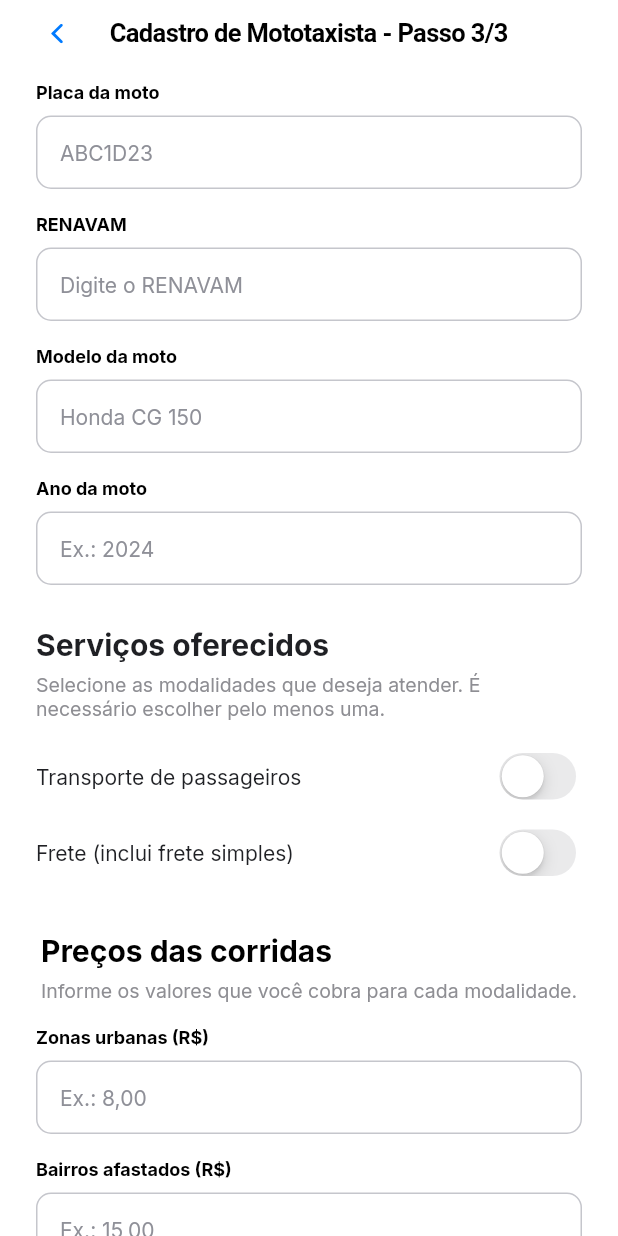
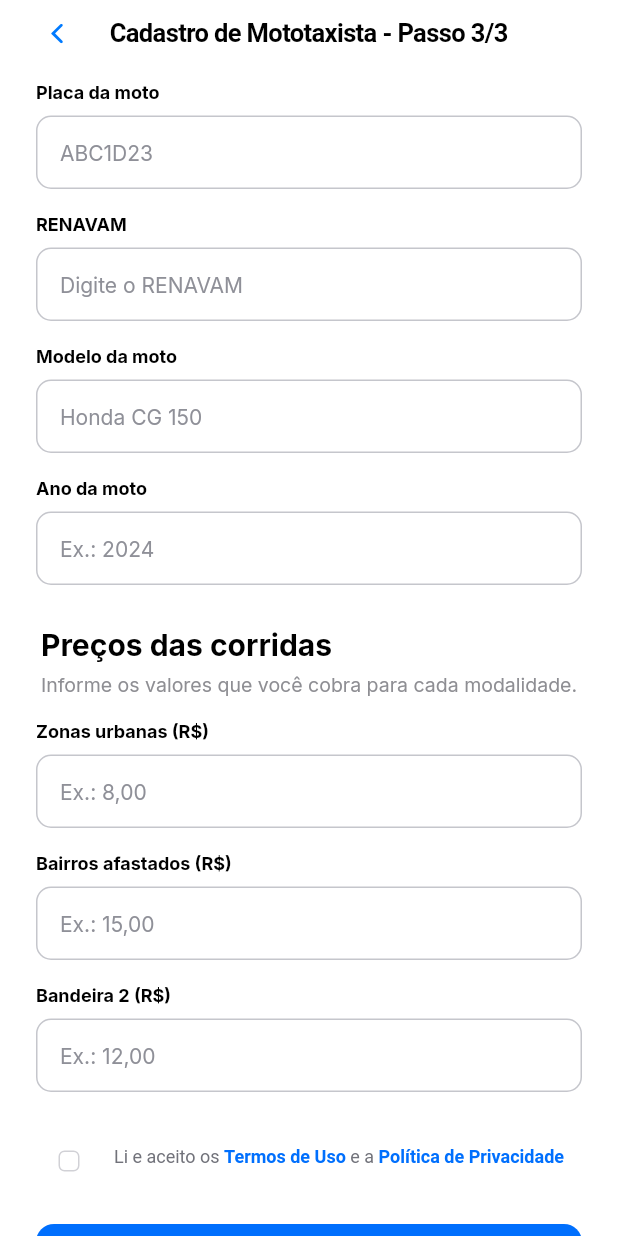
Before and after one commit to josevictoraraujorojas/route_pires_flutter, a Flutter app: the CadastroMototaxista3Page screen opened directly, on a phone screen of 412 x 824 dp. Run offline on Flutter 3.47's test engine with Material 3 defaults, Android fonts, the phone set to English and light mode, and no system bars; our stand-ins replace connectivity_plus, dio, firebase_core, firebase_messaging, flutter_local_notifications, flutter_secure_storage and 6 more; missing offline and left inert: dart:js_interop, google_navigation_flutter; accounts and stored records are empty.

Commit message:
refactor: remover seleção de serviços do passo 3 do cadastro

```diff
--- a/lib/views/cadastro_mototaxista_3_page.dart
+++ b/lib/views/cadastro_mototaxista_3_page.dart
@@ -2,7 +2,6 @@ import 'package:flutter/cupertino.dart';
 import 'package:provider/provider.dart';
 import 'package:route_pires_flutter/viewmodel/mototaxista_viewmodel.dart';
 import 'package:route_pires_flutter/views/campo_formulario.dart';
-import 'package:route_pires_flutter/views/seletor_servicos.dart';
 import 'package:route_pires_flutter/views/termos_de_uso.dart';
 
 class CadastroMototaxista3Page extends StatefulWidget {
@@ -26,7 +25,6 @@ class _CadastroMototaxista3PageState extends State<CadastroMototaxista3Page> {
   final _precoBandeira2Controller = TextEditingController();
 
   bool aceitouTermos = false;
-  Set<String> _servicosSelecionados = <String>{};
 
   @override
   void initState() {
@@ -45,7 +43,6 @@ class _CadastroMototaxista3PageState extends State<CadastroMototaxista3Page> {
     _precoBandeira2Controller.text = rascunho.precoBandeira2;
 
     aceitouTermos = rascunho.aceitouTermos;
-    _servicosSelecionados = {...rascunho.servicosOferecidos};
   }
 
   @override
@@ -105,7 +102,6 @@ class _CadastroMototaxista3PageState extends State<CadastroMototaxista3Page> {
     rascunho.precoBandeira2 = _precoBandeira2Controller.text;
 
     rascunho.aceitouTermos = aceitouTermos;
-    rascunho.servicosOferecidos = {..._servicosSelecionados};
   }
 
   Future<void> finalizarCadastro() async {
@@ -114,23 +110,6 @@ class _CadastroMototaxista3PageState extends State<CadastroMototaxista3Page> {
     }
 
     _salvarRascunho();
-
-    if (_servicosSelecionados.isEmpty) {
-      await showCupertinoDialog<void>(
-        context: context,
-        builder: (dialogContext) => CupertinoAlertDialog(
-          title: const Text('Serviços oferecidos'),
-          content: const Text('Selecione pelo menos um serviço.'),
-          actions: [
-            CupertinoDialogAction(
-              onPressed: () => Navigator.pop(dialogContext),
-              child: const Text('OK'),
-            ),
-          ],
-        ),
-      );
-      return;
-    }
 
     final cadastroViewModel = context.read<MototaxistaViewModel>();
     final cadastrou = await cadastroViewModel.cadastrar();
@@ -337,20 +316,6 @@ class _CadastroMototaxista3PageState extends State<CadastroMototaxista3Page> {
 
                   Padding(
                     padding: const EdgeInsets.symmetric(horizontal: 24),
-                    child: SeletorServicos(
-                      selecionados: _servicosSelecionados,
-                      onChanged: (novos) => setState(() {
-                        _servicosSelecionados = novos;
-                        context.read<MototaxistaViewModel>()
-                            .rascunho.servicosOferecidos = {...novos};
-                      }),
-                    ),
-                  ),
-
-                  const SizedBox(height: 28),
-
-                  Padding(
-                    padding: const EdgeInsets.symmetric(horizontal: 24),
                     child: Column(
                       crossAxisAlignment: CrossAxisAlignment.start,
                       children: [
```
